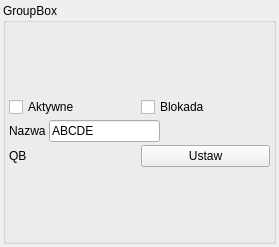
musashimm/aquamatcontrol, file src/outSettings.ui: the form before one commit.
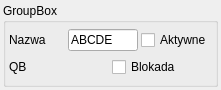
The form after the commit.

Diff of the .ui file:
```diff
--- a/src/outSettings.ui
+++ b/src/outSettings.ui
@@ -6,8 +6,8 @@
    <rect>
     <x>0</x>
     <y>0</y>
-    <width>279</width>
-    <height>247</height>
+    <width>221</width>
+    <height>90</height>
    </rect>
   </property>
   <property name="windowTitle">
@@ -25,41 +25,18 @@
      <property name="title">
       <string>GroupBox</string>
      </property>
-     <layout class="QGridLayout" name="gridLayout_2">
+     <layout class="QVBoxLayout" name="verticalLayout">
+      <property name="spacing">
+       <number>3</number>
+      </property>
       <property name="margin">
        <number>3</number>
-      </property>
-      <property name="spacing">
-       <number>3</number>
-      </property>
-      <item row="0" column="0">
-       <layout class="QVBoxLayout" name="outSettingsLayout">
-        <property name="spacing">
-         <number>3</number>
-        </property>
-        <property name="sizeConstraint">
-         <enum>QLayout::SetDefaultConstraint</enum>
         </property>
         <item>
          <layout class="QHBoxLayout" name="horizontalLayout">
-          <item>
-           <widget class="QCheckBox" name="checkBox_active">
-            <property name="text">
-             <string>Aktywne</string>
-            </property>
-           </widget>
-          </item>
-          <item>
-           <widget class="QCheckBox" name="checkBox_block">
-            <property name="text">
-             <string>Blokada</string>
-            </property>
-           </widget>
-          </item>
-         </layout>
-        </item>
-        <item>
-         <layout class="QHBoxLayout" name="horizontalLayout_2">
+        <property name="spacing">
+         <number>3</number>
+        </property>
           <item>
            <widget class="QLabel" name="label">
             <property name="text">
@@ -69,6 +46,18 @@
           </item>
           <item>
            <widget class="QLineEdit" name="lineEdit_label">
+          <property name="sizePolicy">
+           <sizepolicy hsizetype="Preferred" vsizetype="Preferred">
+            <horstretch>0</horstretch>
+            <verstretch>0</verstretch>
+           </sizepolicy>
+          </property>
+          <property name="maximumSize">
+           <size>
+            <width>70</width>
+            <height>16777215</height>
+           </size>
+          </property>
             <property name="text">
              <string>ABCDE</string>
             </property>
@@ -78,22 +67,16 @@
            </widget>
           </item>
           <item>
-           <spacer name="horizontalSpacer">
-            <property name="orientation">
-             <enum>Qt::Horizontal</enum>
-            </property>
-            <property name="sizeHint" stdset="0">
-             <size>
-              <width>40</width>
-              <height>20</height>
-             </size>
-            </property>
-           </spacer>
+         <widget class="QCheckBox" name="checkBox_active">
+          <property name="text">
+           <string>Aktywne</string>
+          </property>
+         </widget>
           </item>
          </layout>
         </item>
         <item>
-         <layout class="QHBoxLayout" name="buttonsLayout">
+       <layout class="QHBoxLayout" name="nameLayout">
           <property name="spacing">
            <number>3</number>
           </property>
@@ -105,13 +88,11 @@
            </widget>
           </item>
           <item>
-           <widget class="QPushButton" name="b_set">
+         <widget class="QCheckBox" name="checkBox_block">
             <property name="text">
-             <string>Ustaw</string>
-            </property>
-           </widget>
-          </item>
-         </layout>
+           <string>Blokada</string>
+          </property>
+         </widget>
         </item>
        </layout>
       </item>
```
Lines whose indentation alone changed are shown as unchanged.
